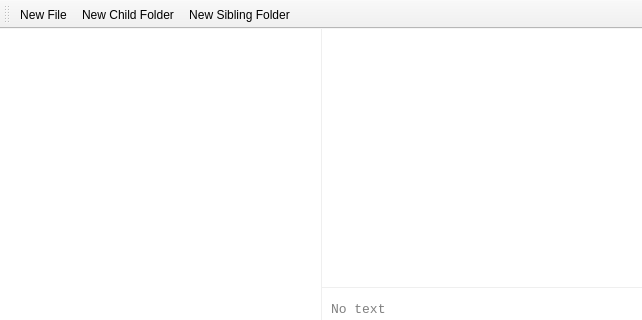
This is mainwindow.ui in AskePit/Memory as Qt 5 draws it before an edit; both pictures show x 0 to 642 and y 0 to 320 of the 642 by 545 pixel window. The edited form follows.
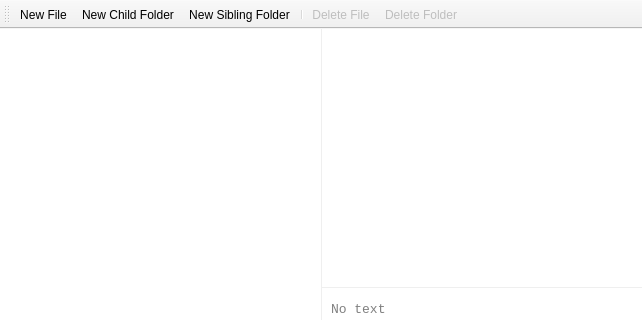
This is the edited form. Icons and pictures are not drawn.

Commit message: do not allow forbidden symbols in file/folder name

Diff of the .ui file:
```diff
--- a/mainwindow.ui
+++ b/mainwindow.ui
@@ -558,6 +558,9 @@
    <addaction name="actionNew_File"/>
    <addaction name="actionNew_Child_Folder"/>
    <addaction name="actionNew_Sibling_Folder"/>
+   <addaction name="separator"/>
+   <addaction name="actionDelete_File"/>
+   <addaction name="actionDelete_Folder"/>
   </widget>
   <action name="actionNew_File">
    <property name="icon">
```
Left out of the diff: 8 changed lines with no effect on the pictures. The commit also changes 2 other files.
